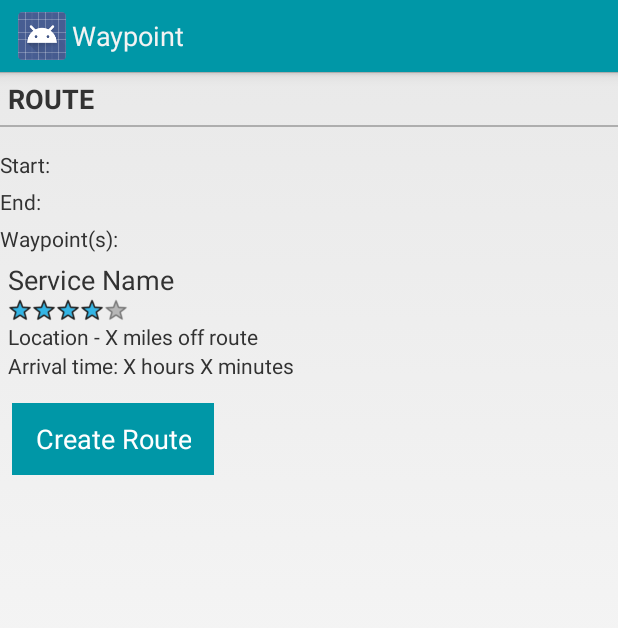
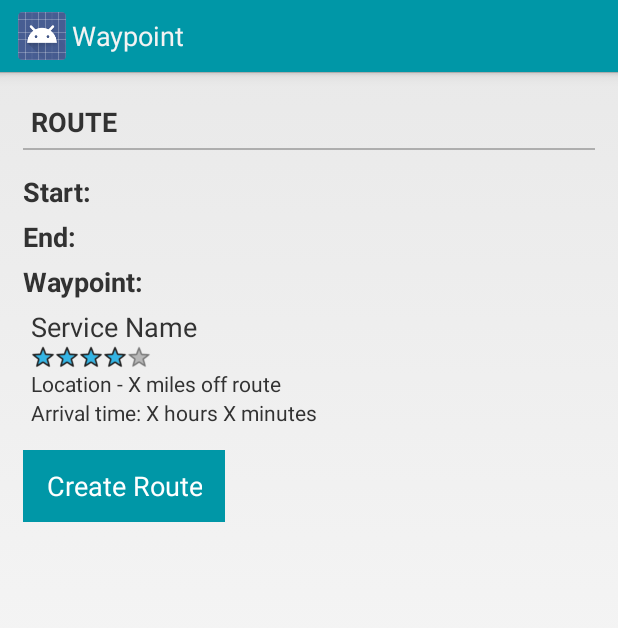
Before and after one commit to lmkahn/Waypoint, an Android app: the RouteSummaryActivity screen opened directly, with no data from a screen before it, on a phone screen of 412 x 824 dp. Shown: the top 628 px of the screen. Run offline under Robolectric (Android 15) with nearby library versions, the phone set to English and light mode, and no system bars.

Commit message:
finalizes UI

```diff
--- a/app/src/main/res/layout/activity_route_summary.xml
+++ b/app/src/main/res/layout/activity_route_summary.xml
@@ -2,6 +2,7 @@
 <LinearLayout xmlns:android="http://schemas.android.com/apk/res/android"
     android:layout_width="match_parent"
     android:layout_height="match_parent"
+    android:padding="15dp"
     android:orientation="vertical" >
     <TextView
         android:layout_width="wrap_content"
@@ -25,11 +26,14 @@
         <TextView
             android:layout_width="wrap_content"
             android:layout_height="wrap_content"
+            android:textSize="18sp"
+            android:textStyle="bold"
             android:text="Start:"/>
         <TextView
             android:id="@+id/route_start_final"
             android:layout_width="match_parent"
             android:layout_height="wrap_content"
+            android:textSize="18sp"
             android:layout_marginBottom="5dp"
             android:layout_marginLeft="5dp"
             android:layout_marginRight="5dp"/>
@@ -41,19 +45,24 @@
         <TextView
             android:layout_width="wrap_content"
             android:layout_height="wrap_content"
+            android:textSize="18sp"
+            android:textStyle="bold"
             android:text="End:"/>
         <TextView
             android:id="@+id/route_end_final"
             android:layout_width="match_parent"
             android:layout_height="wrap_content"
             android:layout_marginBottom="5dp"
+            android:textSize="18sp"
             android:layout_marginLeft="5dp"
             android:layout_marginRight="5dp"/>
     </LinearLayout>
     <TextView
         android:layout_width="wrap_content"
         android:layout_height="wrap_content"
-        android:text="Waypoint(s):"/>
+        android:textSize="18sp"
+        android:textStyle="bold"
+        android:text="Waypoint:"/>
 
     <LinearLayout
         android:layout_width="match_parent"
@@ -76,6 +85,7 @@
             android:paddingBottom="3dp"
             android:textSize="18sp"
             android:text="Service Name"
+
             android:padding="0dp"
             android:layout_margin="0dp"
             />
@@ -127,7 +137,6 @@
         android:paddingLeft="15dp"
         android:paddingRight="15dp"
         android:layout_marginTop="10dp"
-        android:layout_marginLeft="8dp"
         android:textColor="#ffffff"
         android:background="@drawable/button"
         android:onClick="onCreateRoute"
```
